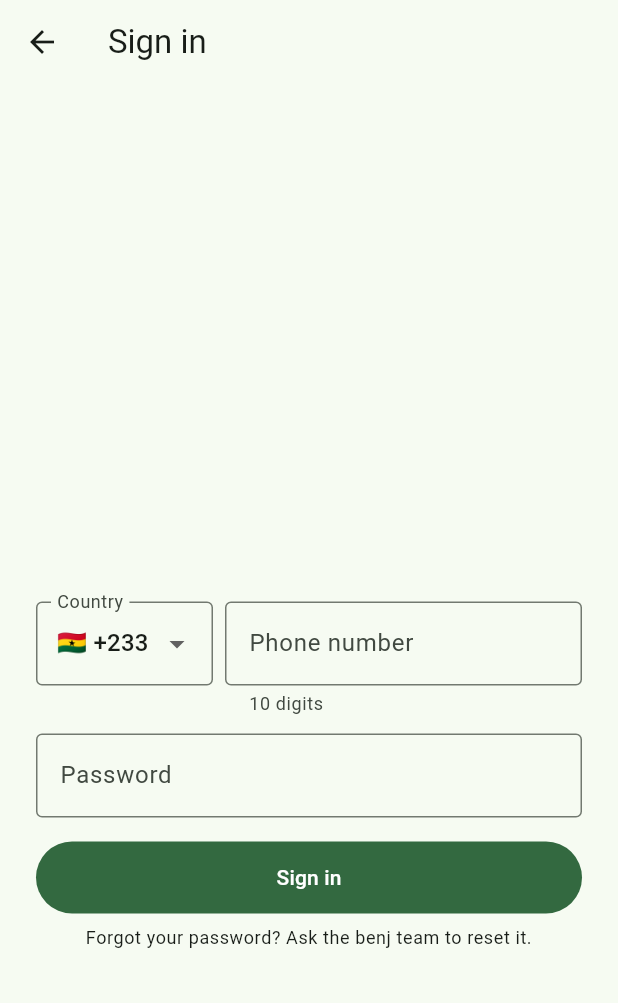
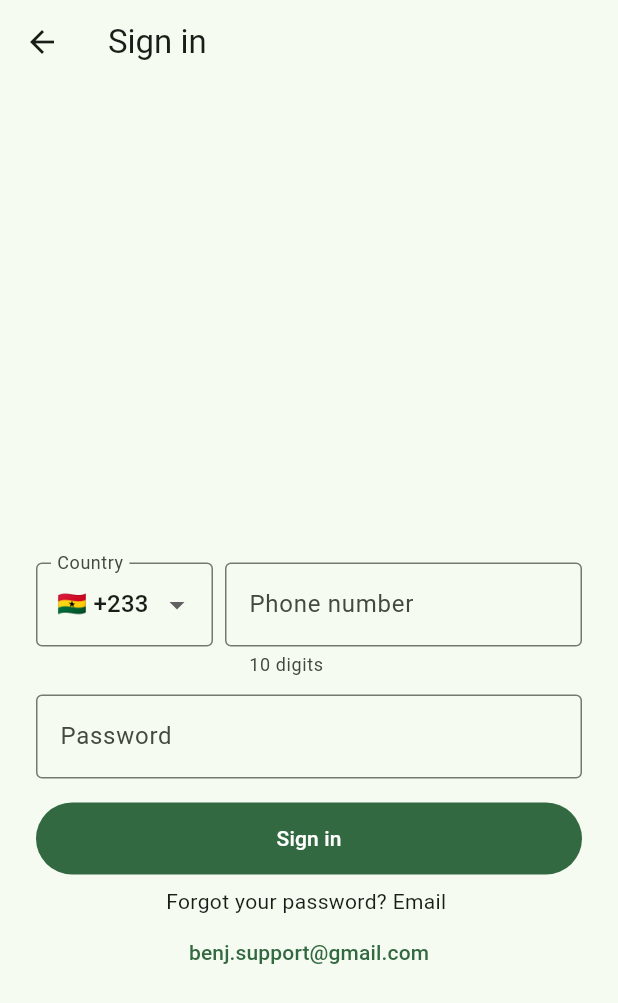
Before and after one commit to kodie003/benj_XANIX, a Flutter app: the screen it shows after launch, scrolled down 260 dp, after a tap on "Sign in", on a phone screen of 412 x 824 dp. Shown: the top 1003 px of the screen. Run offline on Flutter 3.47's test engine with Material 3 defaults, Android fonts, the phone set to English and light mode, and no system bars; our stand-ins replace cloud_firestore, firebase_auth, firebase_core, fl_chart, flutter_svg, google_sign_in and 1 more; missing offline and left inert: dart:js_interop; accounts and stored records are empty.

Commit message:
Add benj.support@gmail.com for help, password resets and privacy requests
Shown as a tappable email link on the sign-in page ("Forgot your
password?"), at the end of About and Privacy, and in Privacy's contact
and rights sections.

Co-Authored-By: Claude Opus 5.5 <noreply@anthropic.com>

```diff
--- a/lib/brand.dart
+++ b/lib/brand.dart
@@ -1,5 +1,8 @@
 import 'package:flutter/material.dart';
 import 'package:flutter_svg/flutter_svg.dart';
+
+/// Where owners write for help, password resets or privacy requests.
+const supportEmail = 'benj.support@gmail.com';
 
 /// The benj green, taken from the logo. Also seeds the app's colour scheme.
 const benjGreen = Color(0xFF1B7A3D);
--- a/lib/screens/auth.dart
+++ b/lib/screens/auth.dart
@@ -324,7 +324,7 @@ class _PhoneSignInScreenState extends State<PhoneSignInScreen> with _FormRunner
         const SizedBox(height: 16),
         FilledButton(onPressed: busy ? null : _submit, child: Padding(padding: const EdgeInsets.all(14), child: Text(busy ? 'Please wait…' : 'Sign in'))),
         const SizedBox(height: 8),
-        Text('Forgot your password? Ask the benj team to reset it.', textAlign: TextAlign.center, style: Theme.of(context).textTheme.bodySmall),
+        const SupportLink(prefix: 'Forgot your password? Email ', subject: 'Reset my benj password'),
         const SizedBox(height: 8),
         ...messages(),
       ],
--- a/lib/screens/info.dart
+++ b/lib/screens/info.dart
@@ -1,4 +1,6 @@
 import 'package:flutter/material.dart';
+
+import 'package:url_launcher/url_launcher.dart';
 
 import '../brand.dart';
 import '../poddy/poddy.dart';
@@ -43,6 +45,8 @@ class InfoScreen extends StatelessWidget {
           const SizedBox(height: 6),
           Text(body, style: text.bodyLarge?.copyWith(height: 1.45)),
         ],
+        const SizedBox(height: 24),
+        const Center(child: SupportLink(prefix: 'Write to us: ')),
       ]),
     );
   }
@@ -70,6 +74,7 @@ const aboutSections = <(String, String)>[
         'It is an early version that we are testing with shop owners and improving as we go.',
   ),
   ('Credits', poddyCredit),
+  ('Contact', 'Questions, ideas or problems? Email $supportEmail.'),
 ];
 
 const privacySections = <(String, String)>[
@@ -129,6 +134,21 @@ const privacySections = <(String, String)>[
   ),
   (
     'Questions',
-    'Speak to the benj team at Ashesi University (XANIX Challenge 2026).',
+    'Email $supportEmail. You can also use it to ask for a copy of your data, to correct it, or to have it deleted.',
   ),
 ];
+
+/// "Email benj.support@gmail.com" that opens the phone's email app.
+class SupportLink extends StatelessWidget {
+  const SupportLink({super.key, this.prefix = '', this.subject = 'benj'});
+  final String prefix, subject;
+
+  @override
+  Widget build(BuildContext context) => Wrap(alignment: WrapAlignment.center, crossAxisAlignment: WrapCrossAlignment.center, children: [
+        if (prefix.isNotEmpty) Text(prefix, style: Theme.of(context).textTheme.bodyMedium),
+        TextButton(
+          onPressed: () => launchUrl(Uri(scheme: 'mailto', path: supportEmail, query: 'subject=${Uri.encodeComponent(subject)}')),
+          child: const Text(supportEmail),
+        ),
+      ]);
+}
```
Also changed, not shown: 1 other file.
